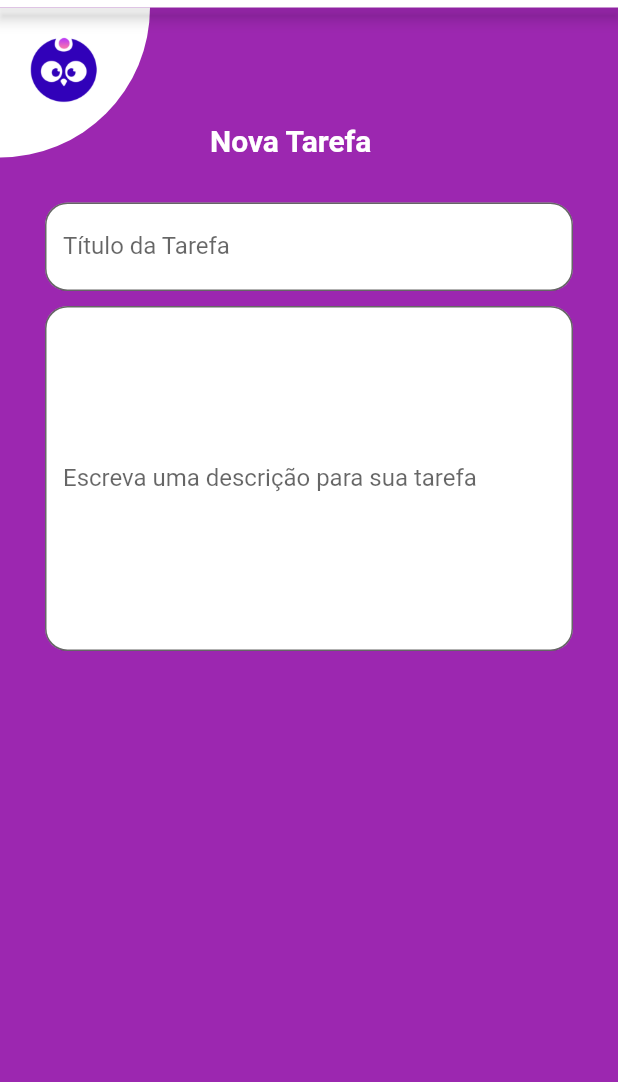
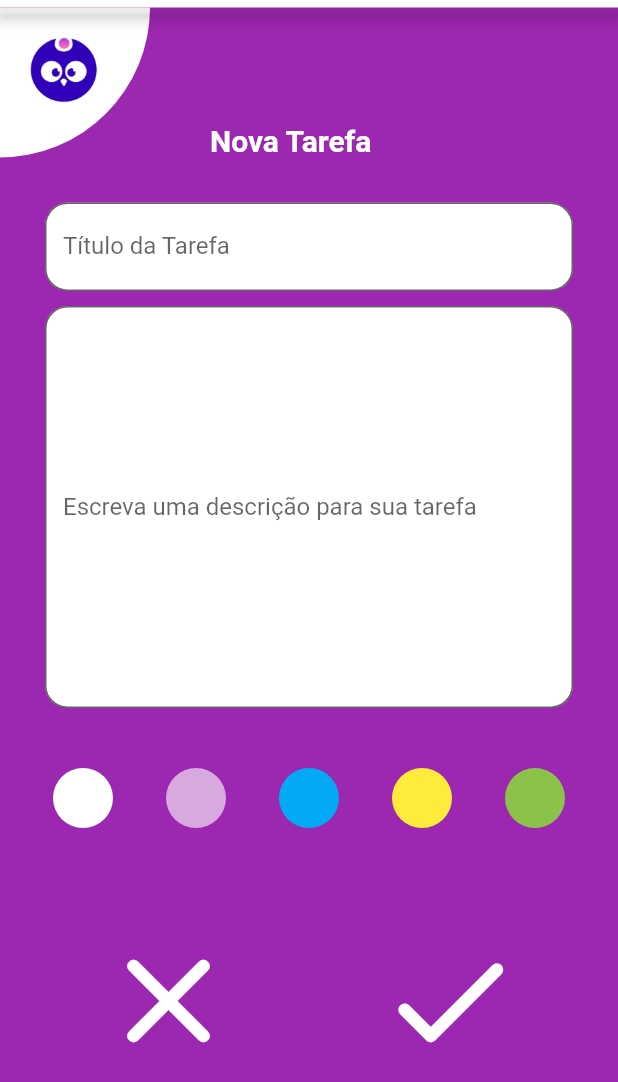
Before and after one commit to danirevito/app_todo, a Flutter app: the screen it shows after launch, on a phone screen of 412 x 824 dp. Shown: the top 1082 px of the screen. Run offline on Flutter 3.47's test engine with Material 2 defaults, Android fonts, the phone set to English and light mode, and no system bars.

Commit message:
tela praticamente finalizada

```diff
--- a/lib/modules/home/home_pages/nova_tarefa_view.dart
+++ b/lib/modules/home/home_pages/nova_tarefa_view.dart
@@ -81,7 +81,7 @@ class _NovaTarefaState extends State<NovaTarefa> {
                   right: 30,
                 ),
                 child: TextField(
-                  maxLines: 10,
+                  maxLines: 12,
                   decoration: InputDecoration(
                     filled: true,
                     fillColor: Colors.white,
@@ -93,6 +93,105 @@ class _NovaTarefaState extends State<NovaTarefa> {
                 ),
               ),
             ),
+            const SizedBox(
+              height: 40,
+            ),
+            Row(
+              mainAxisAlignment: MainAxisAlignment.spaceEvenly,
+              children: <Widget>[
+                Container(
+                  width: 40,
+                  height: 40,
+                  decoration: const BoxDecoration(
+                    borderRadius: BorderRadius.only(
+                      bottomRight: Radius.circular(30),
+                      bottomLeft: Radius.circular(30),
+                      topLeft: Radius.circular(30),
+                      topRight: Radius.circular(30),
+                    ),
+                    color: Colors.white,
+                  ),
+                ),
+                Container(
+                  width: 40,
+                  height: 40,
+                  decoration: const BoxDecoration(
+                    borderRadius: BorderRadius.only(
+                      bottomRight: Radius.circular(30),
+                      bottomLeft: Radius.circular(30),
+                      topLeft: Radius.circular(30),
+                      topRight: Radius.circular(30),
+                    ),
+                    color: Colors.white60,
+                  ),
+                ),
+                Container(
+                  width: 40,
+                  height: 40,
+                  decoration: const BoxDecoration(
+                    borderRadius: BorderRadius.only(
+                      bottomRight: Radius.circular(30),
+                      bottomLeft: Radius.circular(30),
+                      topLeft: Radius.circular(30),
+                      topRight: Radius.circular(30),
+                    ),
+                    color: Colors.lightBlue,
+                  ),
+                ),
+                Container(
+                  width: 40,
+                  height: 40,
+                  decoration: const BoxDecoration(
+                    borderRadius: BorderRadius.only(
+                      bottomRight: Radius.circular(30),
+                      bottomLeft: Radius.circular(30),
+                      topLeft: Radius.circular(30),
+                      topRight: Radius.circular(30),
+                    ),
+                    color: Colors.yellow,
+                  ),
+                ),
+                Container(
+                  width: 40,
+                  height: 40,
+                  decoration: const BoxDecoration(
+                    borderRadius: BorderRadius.only(
+                      bottomRight: Radius.circular(30),
+                      bottomLeft: Radius.circular(30),
+                      topLeft: Radius.circular(30),
+                      topRight: Radius.circular(30),
+                    ),
+                    color: Colors.lightGreen,
+                  ),
+                ),
+              ],
+            ),
+            SizedBox(
+              height: 40,
+            ),
+            Row(
+              mainAxisAlignment: MainAxisAlignment.spaceEvenly,
+              children: <Widget>[
+                Container(
+                  child: Icon(
+                    Icons.clear_rounded,
+                    size: 100.0,
+                    color: Colors.white,
+                  ),
+                  width: 150,
+                  height: 150,
+                ),
+                Container(
+                  child: Icon(
+                    Icons.check_rounded,
+                    size: 100.0,
+                    color: Colors.white,
+                  ),
+                  width: 150,
+                  height: 150,
+                ),
+              ],
+            ),
           ],
         ),
       ),
```
